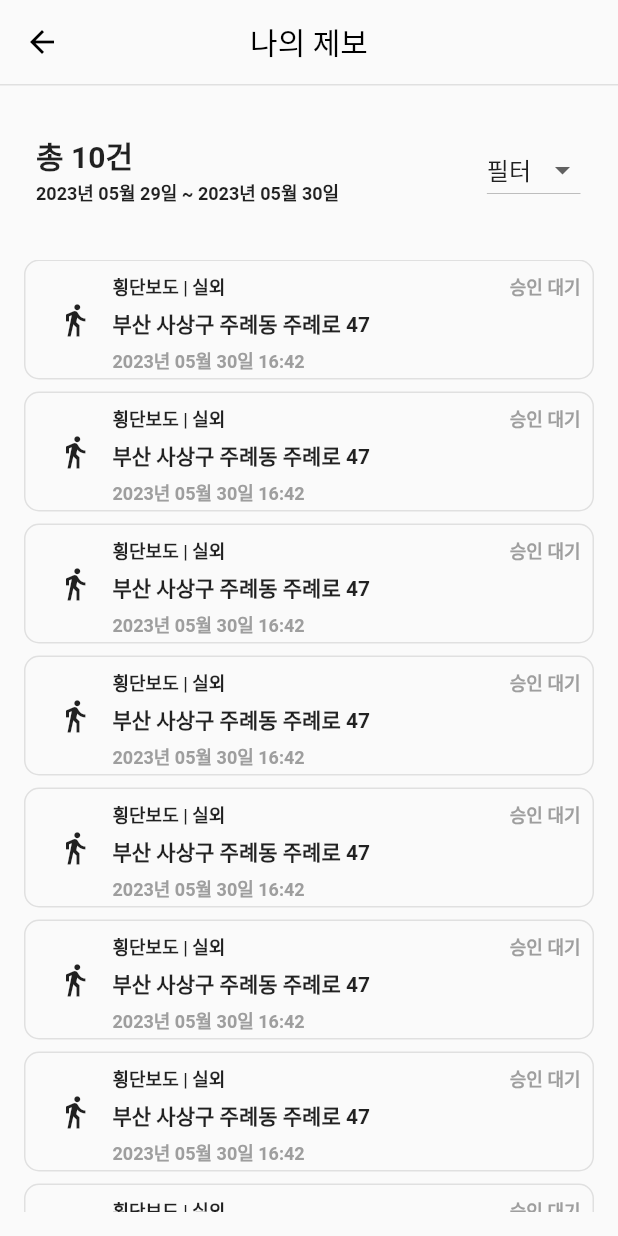
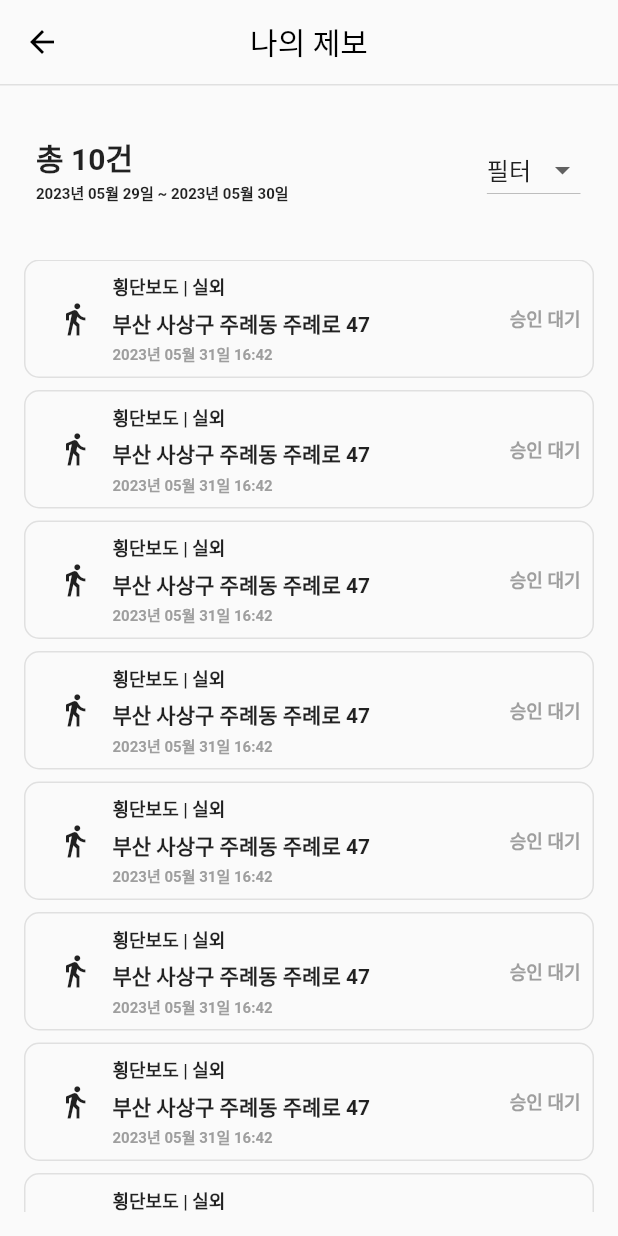
Before and after one commit to kkh1902/Mazangdong, a Flutter app: the MyReportPage screen opened by its route, on a phone screen of 412 x 824 dp. Run offline on Flutter 3.47's test engine with Material 2 defaults, Android fonts, the light colour scheme and no system bars; our stand-ins replace image_picker; missing offline and left inert: flutter_naver_map.

Commit message:
feat: 수정 내역 없음

```diff
--- a/lib/main.dart
+++ b/lib/main.dart
@@ -1,3 +1,4 @@
+import 'package:dong/screens/drawer/myhistory.dart';
 import 'package:dong/screens/drawer/myreport.dart';
 import 'package:flutter/material.dart';
 import 'package:dong/screens/barrier/barrierinfo.dart';
@@ -24,6 +25,7 @@ class MyApp extends StatelessWidget {
         '/barriercategory': (context) => BarriercategoryPage(),
         '/barrierperson': (context) => BarrierwatchPage(),
         '/myreport': (context) => MyReportPage(),
+        '/myhistory': (context) => MyHistoryPage(),
       },
     );
   }
@@ -305,6 +307,7 @@ class _NaverMapScreenState extends State<NaverMapScreen> {
                 title: Text('나의 여정 기록'),
                 onTap: () {
                   // Handle onTap for Item 2
+                  Navigator.pushNamed(context, '/myhistory');
                 },
               ),
               Divider(),
--- a/lib/screens/drawer/myreport.dart
+++ b/lib/screens/drawer/myreport.dart
@@ -8,8 +8,8 @@ class MyReportPage extends StatefulWidget {
 class _MyReportPageState extends State<MyReportPage> {
   List<String> dropdownList = ['필터', '필터2', '필터3'];
   String selectedDropdwon = '필터';
+  int numberOfReports = 10;
 
-  int numberOfReports = 10;
   @override
   Widget build(BuildContext context) {
     return Scaffold(
@@ -59,7 +59,7 @@ class _MyReportPageState extends State<MyReportPage> {
                       const Text(
                         "2023년 05월 29일 ~ 2023년 05월 30일",
                         style: TextStyle(
-                            fontSize: 12, fontWeight: FontWeight.bold),
+                            fontSize: 10, fontWeight: FontWeight.bold),
                       ),
                     ],
                   ),
@@ -108,7 +108,6 @@ class _MyReportPageState extends State<MyReportPage> {
                             border: Border.all(color: Colors.grey[300]!),
                             borderRadius: BorderRadius.circular(10),
                           ),
-                          height: 80,
                           child: const Padding(
                             padding: EdgeInsets.all(8.0),
                             child: Row(
@@ -139,12 +138,12 @@ class _MyReportPageState extends State<MyReportPage> {
                                             fontSize: 14,
                                             fontWeight: FontWeight.bold),
                                       ),
-                                      SizedBox(height: 5.0),
+                                      SizedBox(height: 2.0),
                                       Text(
-                                        "2023년 05월 30일 16:42",
+                                        "2023년 05월 31일 16:42",
                                         style: TextStyle(
                                             color: Colors.grey,
-                                            fontSize: 12,
+                                            fontSize: 10,
                                             fontWeight: FontWeight.bold),
                                       ),
                                     ],
```
Also changed, not shown: lib/screens/drawer/myhistory.dart (added, +37 -0 lines).
